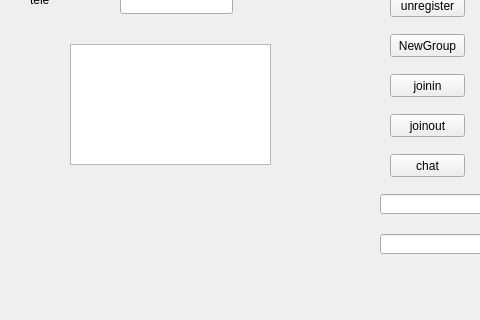
redamancyguy/Chaty, file BigClient/mainwindow.ui: the form before one commit; both pictures show x 0 to 480 and y 166 to 486 of the 625 by 486 pixel window.
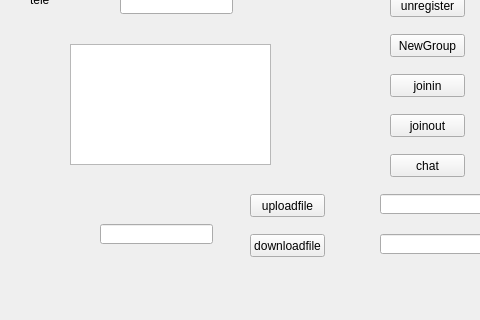
The form after the commit.

The edit to the form file:
```diff
--- a/BigClient/mainwindow.ui
+++ b/BigClient/mainwindow.ui
@@ -240,6 +240,42 @@
      </rect>
     </property>
    </widget>
+   <widget class="QPushButton" name="pushButton_9">
+    <property name="geometry">
+     <rect>
+      <x>250</x>
+      <y>360</y>
+      <width>75</width>
+      <height>23</height>
+     </rect>
+    </property>
+    <property name="text">
+     <string>uploadfile</string>
+    </property>
+   </widget>
+   <widget class="QLineEdit" name="lineEdit_7">
+    <property name="geometry">
+     <rect>
+      <x>100</x>
+      <y>390</y>
+      <width>113</width>
+      <height>20</height>
+     </rect>
+    </property>
+   </widget>
+   <widget class="QPushButton" name="pushButton_10">
+    <property name="geometry">
+     <rect>
+      <x>250</x>
+      <y>400</y>
+      <width>75</width>
+      <height>23</height>
+     </rect>
+    </property>
+    <property name="text">
+     <string>downloadfile</string>
+    </property>
+   </widget>
   </widget>
   <widget class="QMenuBar" name="menubar">
    <property name="geometry">
```
